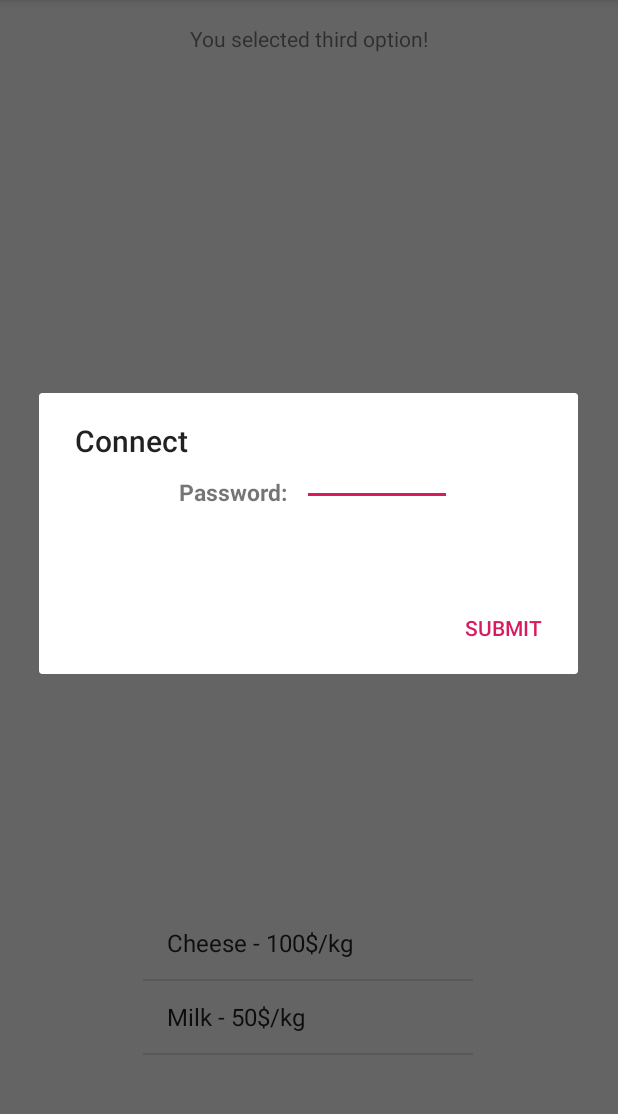
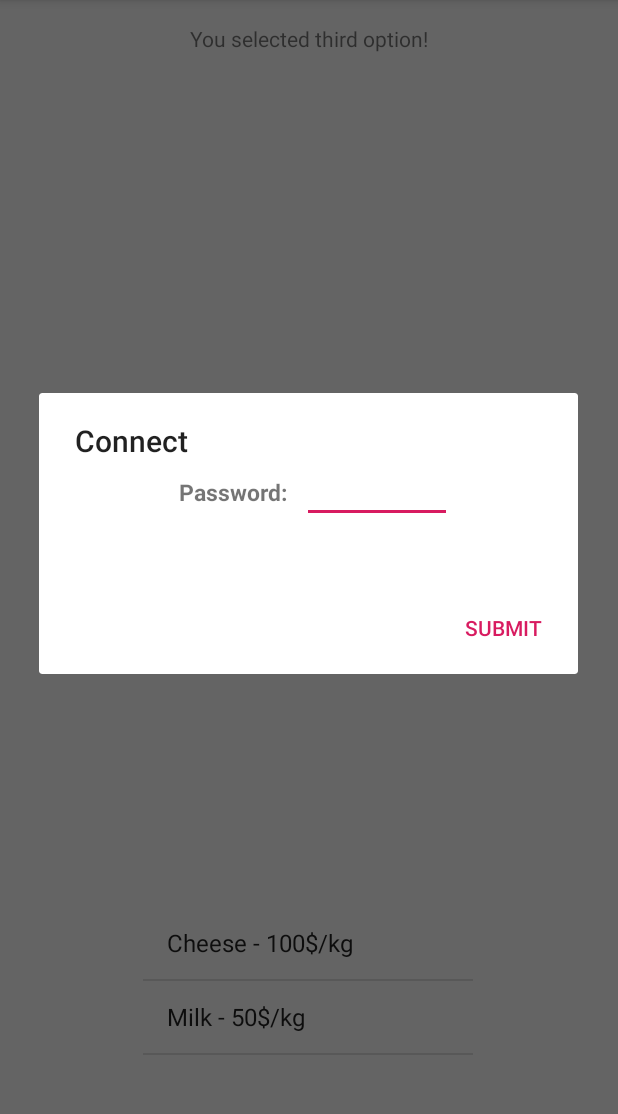
Before and after one commit to hdorin/AndroidWork, an Android app: the screen it shows after launch (MainActivity), in the options menu, after a tap on "Login", on a phone screen of 412 x 824 dp, the part 84-1198 px from its top. Run offline under Robolectric (Android 15) with nearby library versions, the phone set to English and light mode, and no system bars.

Commit message:
Am terminat tema 3

```diff
--- a/Lab2new/app/src/main/res/layout/alert_layout.xml
+++ b/Lab2new/app/src/main/res/layout/alert_layout.xml
@@ -32,9 +32,10 @@
             <EditText
                 android:id="@+id/pass_field"
                 android:layout_width="100dp"
-                android:layout_height="30dp"
-                android:textStyle="bold"
-                android:inputType="textPassword"/>
+                android:layout_height="match_parent"
+                android:ems="10"
+                android:inputType="textPassword"
+                android:textStyle="bold" />
 
         </LinearLayout>
 
```
